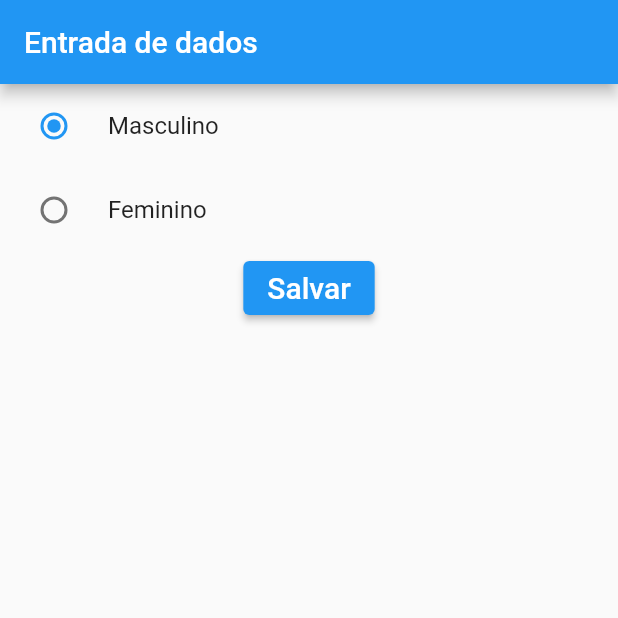
After one commit to Rodrigodante11/Flutters_course, a Flutter app: the screen it shows after launch, after a tap on "Masculino", on a phone screen of 412 x 824 dp, the top half of it. The commit adds this screen. Run offline on Flutter 3.47's test engine with Material 2 defaults, Android fonts, the phone set to English and light mode, and no system bars.

Commit message:
RadioButton

```diff
--- /dev/null
+++ b/component_de_entratada_de_dados/entrada_dados/lib/EntradaRadioButton.dart
@@ -0,0 +1,93 @@
+
+import 'package:flutter/material.dart';
+
+class EntradaRadioButton extends StatefulWidget {
+  const EntradaRadioButton({Key? key}) : super(key: key);
+
+  @override
+  State<EntradaRadioButton> createState() => _EntradaRadioButtonState();
+}
+
+class _EntradaRadioButtonState extends State<EntradaRadioButton> {
+
+  String _escolhaUsuario = "" ;
+
+  @override
+  Widget build(BuildContext context) {
+    return Scaffold(
+        appBar: AppBar(
+          title: Text("Entrada de dados"),
+        ),
+        body: Container(
+            child:Column(
+              children: <Widget>[
+                Flexible( child:
+                  RadioListTile(
+                    title: Text("Masculino"),
+                    value: "masc",
+                    groupValue: _escolhaUsuario,
+                    onChanged: (String? escolha){
+                      setState(() {
+                        _escolhaUsuario = escolha!;
+                      });
+                    },
+                  ),
+                ),
+                Flexible( child:
+                  RadioListTile(
+                    title: Text("Feminino"),
+                    value: "fem",
+                    groupValue: _escolhaUsuario,
+                    onChanged: (String? escolha){
+                      setState(() {
+                        _escolhaUsuario = escolha!;
+                      });
+                    },
+                  ),
+                ),
+                ElevatedButton(
+                    onPressed: (){
+                      print("Resultado: " + _escolhaUsuario);
+                    },
+                    child: Text(
+                        "Salvar",
+                        style: TextStyle(
+                          fontSize: 20,
+                        )
+                    ),
+                    style: ElevatedButton.styleFrom(
+                      primary: Colors.blue,
+                    )
+                ),
+
+
+
+
+                // Text("Masculino"),
+                // Radio(
+                //     value: "masc",
+                //     groupValue: _escolhaUsuario,
+                //     onChanged: (String? escolha) {
+                //       setState(() {
+                //         _escolhaUsuario=escolha!;
+                //       });
+                //     }
+                // ),
+                // Text("Feminino"),
+                // Radio(
+                //     value: "fem",
+                //     groupValue: _escolhaUsuario,
+                //     onChanged: (String? escolha) {
+                //       setState(() {
+                //         _escolhaUsuario=escolha!;
+                //       });
+                //     }
+                // )
+
+
+              ],
+            )
+        )
+    );
+  }
+}
--- a/component_de_entratada_de_dados/entrada_dados/lib/main.dart
+++ b/component_de_entratada_de_dados/entrada_dados/lib/main.dart
@@ -1,3 +1,4 @@
+import 'package:entrada_dados/EntradaRadioButton.dart';
 import 'package:flutter/material.dart';
 
 import 'CampoTexto.dart';
@@ -7,7 +8,8 @@ void main(){
   runApp(
     MaterialApp(
       // home: CampoTexto(),
-      home: EntradaCheckBox(),
+      // home: EntradaCheckBox(),
+      home: EntradaRadioButton(),
       debugShowCheckedModeBanner: false,
     )
   );
```
